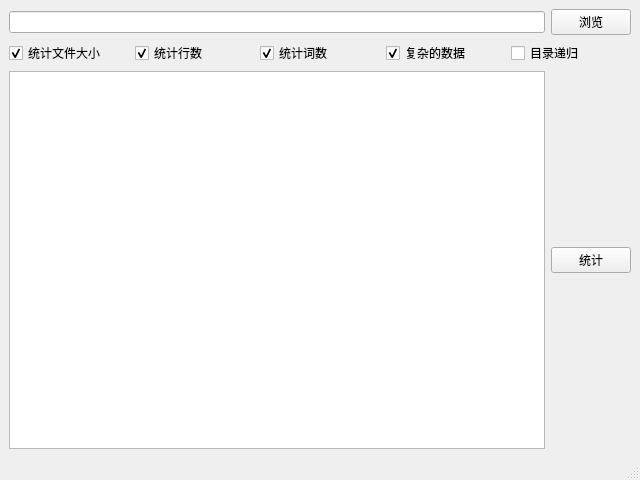
The window that wc_gui/WinGui.ui (S-TRAVELER/WC) describes before a commit, drawn with Qt 5.
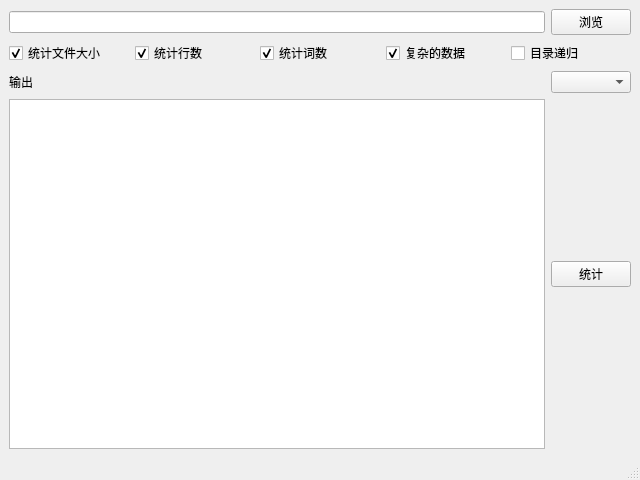
The same window after the commit.

The edit to the form file:
```diff
--- a/wc_gui/WinGui.ui
+++ b/wc_gui/WinGui.ui
@@ -87,16 +87,26 @@
       </item>
       <item>
        <layout class="QGridLayout" name="gridLayout">
-        <item row="0" column="0">
+        <item row="3" column="0">
          <widget class="QTextBrowser" name="textBrowser"/>
         </item>
-        <item row="0" column="1">
+        <item row="3" column="2">
          <widget class="QPushButton" name="pushButton_2">
           <property name="text">
            <string>统计</string>
           </property>
          </widget>
         </item>
+        <item row="2" column="2">
+         <widget class="QComboBox" name="comboBox"/>
+        </item>
+        <item row="2" column="0">
+         <widget class="QLabel" name="label">
+          <property name="text">
+           <string>输出</string>
+          </property>
+         </widget>
+        </item>
        </layout>
       </item>
      </layout>
```
